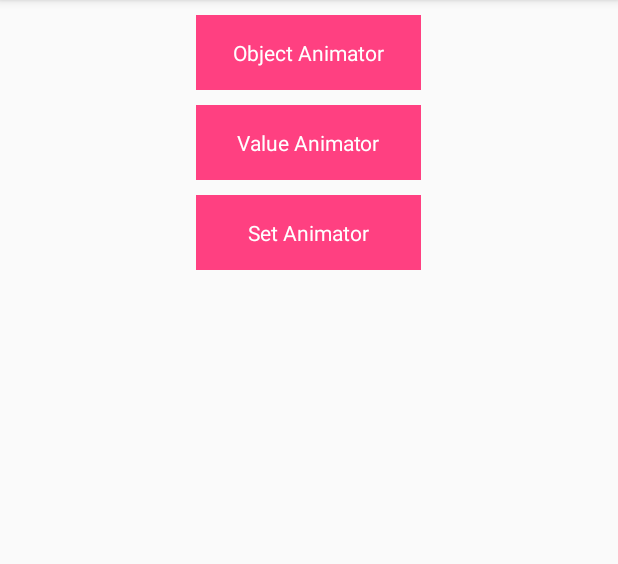
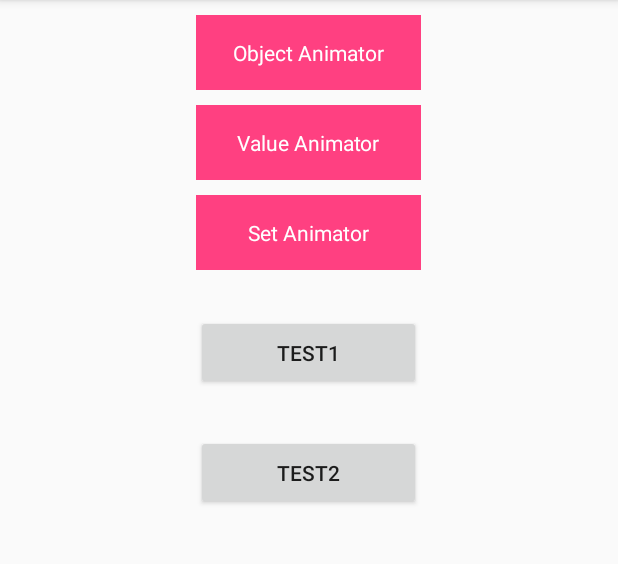
Before and after one commit to DysaniazzZ/ArtOfAndroid, an Android app: the PropertyAnimActivity screen opened directly, with no data from a screen before it, on a phone screen of 412 x 824 dp, the part 84-648 px from its top. Run offline under Robolectric (Android 15) with nearby library versions, the phone set to English and light mode, and no system bars.

```diff
--- a/chapter07/src/main/res/layout/activity_property_anim.xml
+++ b/chapter07/src/main/res/layout/activity_property_anim.xml
@@ -36,4 +36,18 @@
     android:text="Set Animator"
     android:textColor="@color/colorWhite"/>
 
+  <Button
+    android:id="@+id/btn_test1"
+    android:layout_width="150dp"
+    android:layout_height="50dp"
+    android:layout_marginTop="30dp"
+    android:text="Test1"/>
+
+  <Button
+    android:id="@+id/btn_test2"
+    android:layout_width="150dp"
+    android:layout_height="50dp"
+    android:layout_marginTop="30dp"
+    android:text="Test2"/>
+
 </LinearLayout>
```
Also changed, not shown: chapter07/src/main/java/com/dysania/artorandroid/chapter07/PropertyAnimActivity.java (+47 -0 lines).
